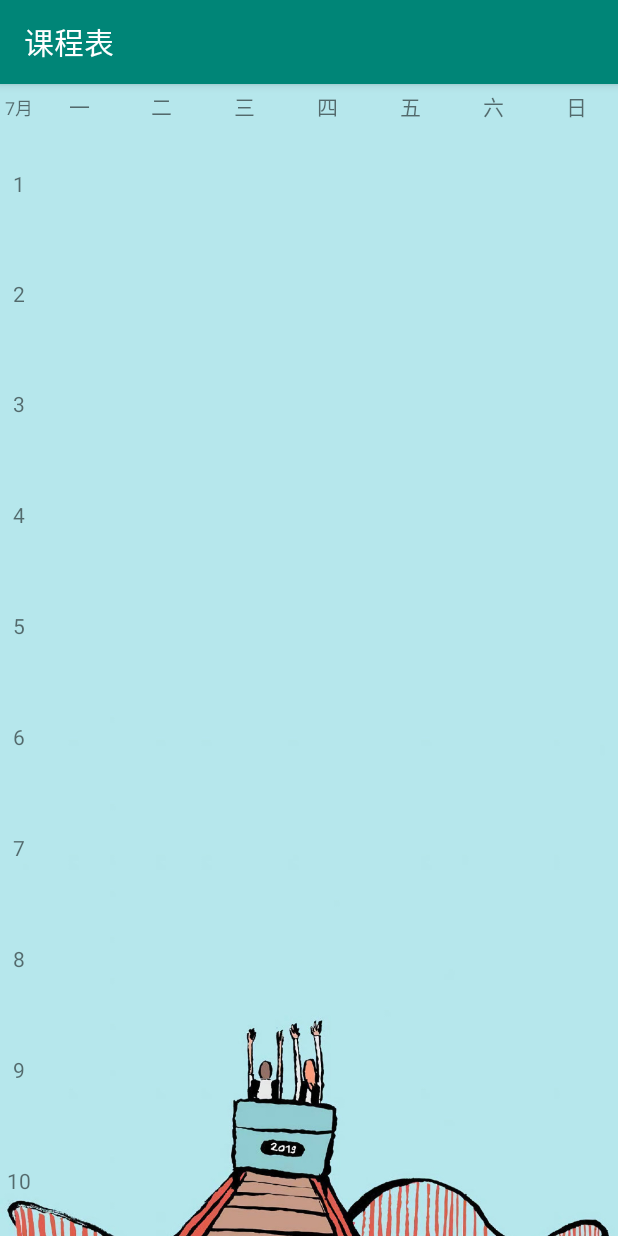
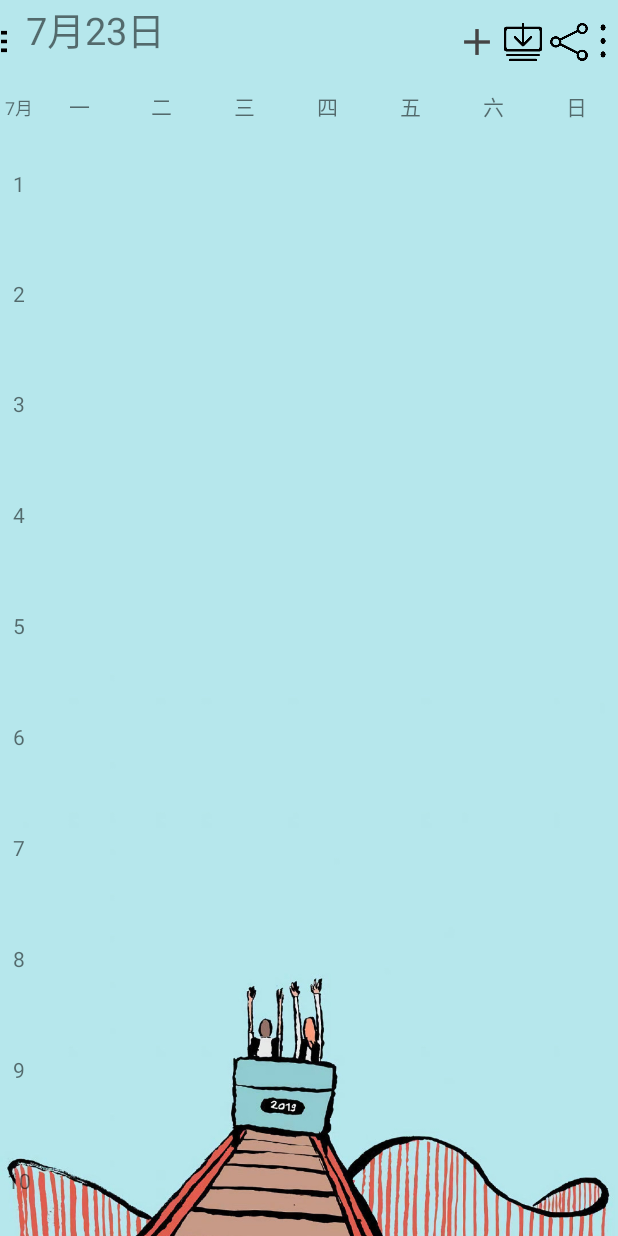
Before and after one commit to willoong9559/CourseTable, an Android app: the screen it shows after launch (MainActivity), on a phone screen of 412 x 824 dp. Run offline under Robolectric (Android 15) with nearby library versions, the phone set to English and light mode, and no system bars.

Commit message:
添加自定义标题栏

```diff
--- a/app/src/main/java/com/example/coursetable/MainActivity.java
+++ b/app/src/main/java/com/example/coursetable/MainActivity.java
@@ -1,5 +1,6 @@
 package com.example.coursetable;
 
+import androidx.appcompat.app.ActionBar;
 import androidx.appcompat.app.AppCompatActivity;
 
 import android.os.Bundle;
@@ -10,5 +11,9 @@ public class MainActivity extends AppCompatActivity {
     protected void onCreate(Bundle savedInstanceState) {
         super.onCreate(savedInstanceState);
         setContentView(R.layout.activity_main);
+        ActionBar actionBar = getSupportActionBar();
+        if (actionBar != null) {
+            actionBar.hide();
+        }
     }
 }
--- a/app/src/main/res/layout/activity_main.xml
+++ b/app/src/main/res/layout/activity_main.xml
@@ -2,6 +2,8 @@
 <RelativeLayout xmlns:android="http://schemas.android.com/apk/res/android"
     android:layout_width="match_parent"
     android:layout_height="match_parent">
+
+
 
     <!--背景图-->
     <ImageView
@@ -10,10 +12,11 @@
         android:scaleType="centerCrop"
         android:src="@drawable/bg" />
 
+    <include layout="@layout/title"/>
     <!--星期条-->
     <LinearLayout
+        android:layout_below="@id/title"
         android:id="@+id/xingqitiao"
-        android:orientation="horizontal"
         android:layout_width="match_parent"
         android:layout_height="wrap_content"
         >
--- /dev/null
+++ b/app/src/main/res/layout/title.xml
@@ -0,0 +1,70 @@
+<?xml version="1.0" encoding="utf-8"?>
+<LinearLayout xmlns:android="http://schemas.android.com/apk/res/android"
+    android:id="@+id/title"
+    android:layout_width="match_parent"
+    android:layout_height="wrap_content">
+
+    <RelativeLayout
+        android:layout_width="match_parent"
+        android:layout_height="56dp"
+        >
+
+
+    <Button
+        android:id="@+id/zuog"
+        android:layout_width="5dp"
+        android:layout_height="26dp"
+        android:layout_centerVertical="true"
+        android:background="@drawable/zuog"
+        />
+
+    <TextView
+        android:layout_width="match_parent"
+        android:layout_height="56dp"
+        android:layout_toRightOf="@id/zuog"
+        android:layout_centerVertical="true"
+        android:text="  7月23日"
+        android:textSize="25dp"
+        />
+
+    <Button
+        android:id="@+id/youg"
+        android:layout_width="20dp"
+        android:layout_centerVertical="true"
+        android:layout_height="26dp"
+        android:layout_alignParentRight="true"
+        android:background="@drawable/youg"
+        />
+
+    <Button
+        android:id="@+id/fenxiang"
+        android:layout_width="25dp"
+        android:layout_height="25dp"
+        android:layout_toLeftOf="@id/youg"
+        android:layout_marginLeft="5dp"
+        android:layout_centerVertical="true"
+        android:background="@drawable/fenxiang"
+        />
+
+    <Button
+        android:id="@+id/daoru"
+        android:layout_width="25dp"
+        android:layout_height="25dp"
+        android:background="@drawable/daoru"
+        android:layout_marginLeft="5dp"
+        android:layout_centerVertical="true"
+        android:layout_toLeftOf="@+id/fenxiang"
+        />
+
+    <Button
+        android:layout_width="25dp"
+        android:layout_height="25dp"
+        android:layout_toLeftOf="@id/daoru"
+        android:layout_marginLeft="5dp"
+        android:layout_centerVertical="true"
+        android:background="@drawable/addcourse"
+        />
+
+    </RelativeLayout>
+
+</LinearLayout>
```
Also changed, not shown: app/src/main/res/drawable/addcourse.png (added), app/src/main/res/drawable/daoru.png (added), app/src/main/res/drawable/fenxiang.png (added), app/src/main/res/drawable/youg.png (added), app/src/main/res/drawable/zuog.png (added).
